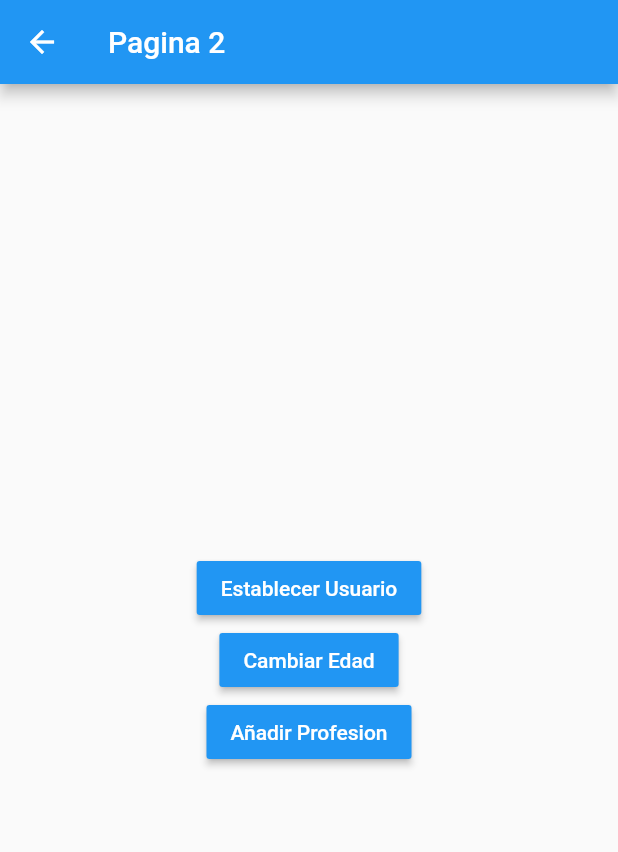
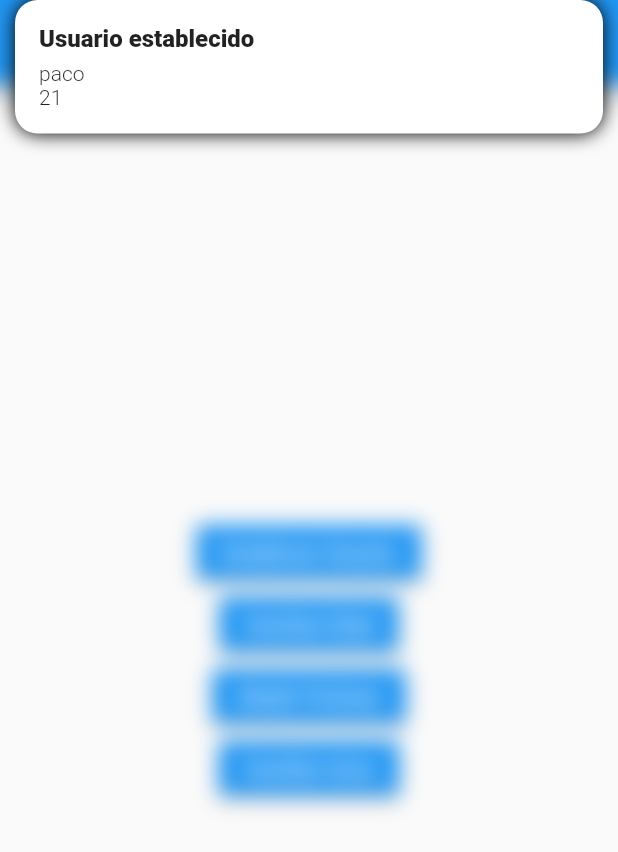
Before and after one commit to PACOdergod/states, a Flutter app: the Pagina2Page screen opened by its route, after a tap on "Establecer Usuario", on a phone screen of 412 x 824 dp. Shown: the top 852 px of the screen. Run offline on Flutter 3.47's test engine with Material 2 defaults, Android fonts, the phone set to English and light mode, and no system bars; our stand-ins replace get.

```diff
--- /dev/null
+++ b/lib/controllers/usuario_controller.dart
@@ -0,0 +1,28 @@
+import 'package:get/get.dart';
+
+import 'package:estados/models/usuario.dart';
+
+class UsuarioController extends GetxController{
+
+  var existeUsuario = false.obs;
+  var usuario = new Usuario().obs;
+
+  int get profesionsLength => this.usuario.value.profesiones.length;
+
+  void cargarUsuario( Usuario user ){
+    this.usuario.value = user;
+    this.existeUsuario.value = true;
+  }
+
+  void cambiarEdad(int newAge){
+    this.usuario.update((val) {
+      val!.edad = newAge;
+    });
+  }
+
+  void agregarProfesion(String prof){
+    this.usuario.update((val) {
+      val!.profesiones = [ ...val.profesiones, prof];
+    });
+  }
+}
--- a/lib/models/usuario.dart
+++ b/lib/models/usuario.dart
@@ -2,10 +2,10 @@
 
 class Usuario {
 
-  String nombre;
-  int edad;
+  String? nombre;
+  int? edad;
   List<String> profesiones;
 
-  Usuario({ this.nombre, this.edad, this.profesiones });
+  Usuario({ this.nombre, this.edad, this.profesiones = const []});
 
 }
--- a/lib/pages/pagina1_page.dart
+++ b/lib/pages/pagina1_page.dart
@@ -1,25 +1,46 @@
+import 'package:estados/controllers/usuario_controller.dart';
+import 'package:estados/models/usuario.dart';
 import 'package:flutter/material.dart';
+import 'package:get/get.dart';
 
 
 class Pagina1Page extends StatelessWidget {
 
   @override
   Widget build(BuildContext context) {
+
+    final usuarioCtrl = Get.put( UsuarioController() );
+
     return Scaffold(
       appBar: AppBar(
         title: Text('Pagina 1'),
       ),
-      body: InformacionUsuario(),
+      body: Obx( ()=> usuarioCtrl.existeUsuario.value
+        ? InformacionUsuario(usuario: usuarioCtrl.usuario.value,)
+        : _noInfo()
+      ),
 
      floatingActionButton: FloatingActionButton(
        child: Icon( Icons.accessibility_new ),
-       onPressed: () => Navigator.pushNamed(context, 'pagina2')
+      //  onPressed: () => Navigator.pushNamed(context, 'pagina2')
+      onPressed: () => Get.toNamed('pagina2', arguments:{
+        'nombre': 'paco'
+      })
      ),
    );
   }
 }
 
+Widget _noInfo(){
+  return Center(
+    child: Text("No hay informacion"),
+  );
+}
+
 class InformacionUsuario extends StatelessWidget {
+  final Usuario usuario;
+
+  const InformacionUsuario({Key? key, required this.usuario}) : super(key: key);
 
   @override
   Widget build(BuildContext context) {
@@ -34,15 +55,19 @@ class InformacionUsuario extends StatelessWidget {
           Text('General', style: TextStyle( fontSize: 18, fontWeight: FontWeight.bold ) ),
           Divider(),
 
-          ListTile( title: Text('Nombre: ') ),
-          ListTile( title: Text('Edad: ') ),
+          ListTile( title: Text('Nombre: ${usuario.nombre}') ),
+          ListTile( title: Text('Edad: ${usuario.edad}') ),
 
           Text('Profesiones', style: TextStyle( fontSize: 18, fontWeight: FontWeight.bold ) ),
           Divider(),
 
-          ListTile( title: Text('Profesion 1') ),
-          ListTile( title: Text('Profesion 1') ),
-          ListTile( title: Text('Profesion 1') ),
+          ...usuario.profesiones.map((e) => ListTile(
+            title: Text(e),
+          ))
+
+          // ListTile( title: Text('Profesion 1') ),
+          // ListTile( title: Text('Profesion 1') ),
+          // ListTile( title: Text('Profesion 1') ),
 
         ],
       ),
--- a/lib/pages/pagina2_page.dart
+++ b/lib/pages/pagina2_page.dart
@@ -1,10 +1,16 @@
+import 'package:estados/controllers/usuario_controller.dart';
+import 'package:estados/models/usuario.dart';
 import 'package:flutter/material.dart';
+import 'package:get/get.dart';
 
 
 class Pagina2Page extends StatelessWidget {
-
   @override
   Widget build(BuildContext context) {
+
+    // print(Get.arguments);
+    final usuarioCtrl = Get.find<UsuarioController>();
+
     return Scaffold(
       appBar: AppBar(
         title: Text('Pagina 2'),
@@ -18,7 +24,24 @@ class Pagina2Page extends StatelessWidget {
               child: Text('Establecer Usuario', style: TextStyle( color: Colors.white ) ),
               color: Colors.blue,
               onPressed: () {
+                usuarioCtrl.cargarUsuario( Usuario(
+                  nombre: 'paco',
+                  edad: 21
+                ));
 
+                Get.snackbar(
+                  "Usuario establecido",
+                  "${usuarioCtrl.usuario.value.nombre}\n${usuarioCtrl.usuario.value.edad}",
+                  backgroundColor: Colors.white,
+                  boxShadows: [
+                    BoxShadow( color: Colors.black, blurRadius: 10 )
+                  ],
+                  duration: Duration(seconds: 2),
+                  onTap: (_) {
+                    // Navigator.pop(context);
+                    Get.toNamed('pagina1');
+                  }
+                );
               }
             ),
 
@@ -26,15 +49,48 @@ class Pagina2Page extends StatelessWidget {
               child: Text('Cambiar Edad', style: TextStyle( color: Colors.white ) ),
               color: Colors.blue,
               onPressed: () {
-
+                usuarioCtrl.cambiarEdad(30);
+                Get.snackbar(
+                  "Se cambio la edad",
+                  "${usuarioCtrl.usuario.value.edad}",
+                  backgroundColor: Colors.white,
+                  boxShadows: [
+                    BoxShadow( color: Colors.black, blurRadius: 10 )
+                  ],
+                  duration: Duration(seconds: 2),
+                  onTap: (_) {
+                    // Navigator.pop(context);
+                    Get.toNamed('pagina1');
+                  }
+                );
               }
             ),
 
             MaterialButton(
-              child: Text('Añadir Profesion', style: TextStyle( color: Colors.white ) ),
+              child: Text('Añadir Profesio', style: TextStyle( color: Colors.white ) ),
               color: Colors.blue,
               onPressed: () {
+                usuarioCtrl.agregarProfesion("Profesion: ${usuarioCtrl.profesionsLength+1}");
+                Get.snackbar(
+                  "Se agrego nueva profesion", "",
+                  backgroundColor: Colors.white,
+                  boxShadows: [
+                    BoxShadow( color: Colors.black, blurRadius: 10 )
+                  ],
+                  duration: Duration(seconds: 2),
+                  onTap: (_) {
+                    // Navigator.pop(context);
+                    Get.toNamed('pagina1');
+                  }
+                );
+              }
+            ),
 
+            MaterialButton(
+              child: Text('Cambiar tema', style: TextStyle( color: Colors.white ) ),
+              color: Colors.blue,
+              onPressed: () {
+                Get.changeTheme( Get.isDarkMode? ThemeData.light() : ThemeData.dark() );
               }
             ),
 
--- a/pubspec.yaml
+++ b/pubspec.yaml
@@ -18,7 +18,7 @@ publish_to: 'none' # Remove this line if you wish to publish to pub.dev
 version: 1.0.0+1
 
 environment:
-  sdk: ">=2.7.0 <3.0.0"
+  sdk: ">=2.12.0 <3.0.0"
 
 dependencies:
   flutter:
@@ -28,6 +28,7 @@ dependencies:
   # The following adds the Cupertino Icons font to your application.
   # Use with the CupertinoIcons class for iOS style icons.
   cupertino_icons: ^0.1.3
+  get: ^4.1.3
 
 dev_dependencies:
   flutter_test:
```
Also changed, not shown: lib/main.dart (+13 -7 lines), pubspec.lock.
